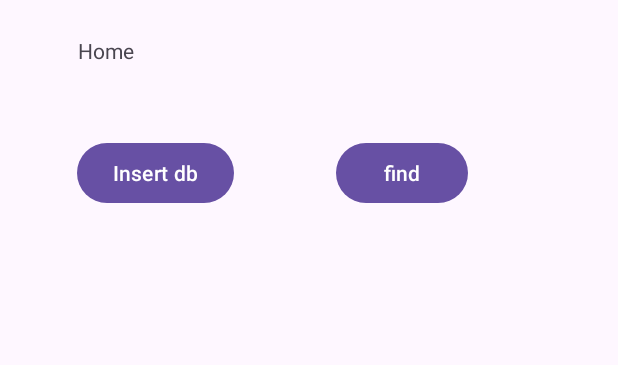
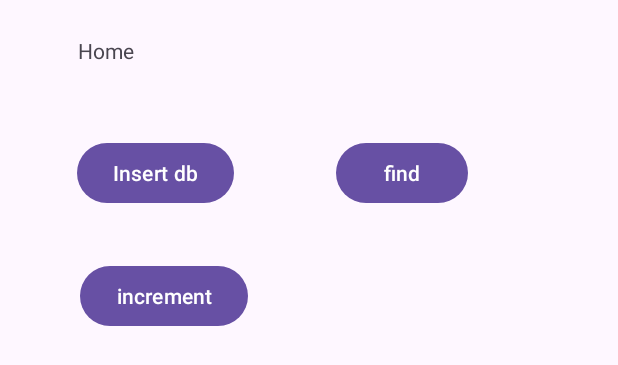
Before and after one commit to Nikshitha17/Androidapp, an Android app: the layout activity_home.xml on its own in the app's theme, with its tools: preview values and no code run, on a phone screen of 412 x 824 dp. Shown: the top 365 px of the screen. Run offline under Robolectric (Android 15) with nearby library versions, the phone set to English and light mode, and no system bars.

Commit message:
Without Viewmodel

```diff
--- a/app/src/main/res/layout/activity_home.xml
+++ b/app/src/main/res/layout/activity_home.xml
@@ -37,5 +37,15 @@
         app:layout_constraintBaseline_toBaselineOf="@+id/btnDbInsert"
         app:layout_constraintEnd_toEndOf="parent" />
 
+    <Button
+        android:id="@+id/btnInc"
+        android:layout_width="wrap_content"
+        android:layout_height="wrap_content"
+        android:layout_marginStart="2dp"
+        android:layout_marginTop="34dp"
+        android:text="increment"
+        app:layout_constraintStart_toStartOf="@+id/btnDbInsert"
+        app:layout_constraintTop_toBottomOf="@+id/btnDbInsert" />
+
 
 </androidx.constraintlayout.widget.ConstraintLayout>
```
Also changed, not shown: app/src/main/java/com/nikapps/androidapp1/HomeActivity.kt (+15 -1 lines), app/src/main/java/com/nikapps/androidapp1/HomeViewModel.kt (added, +11 -0 lines).
